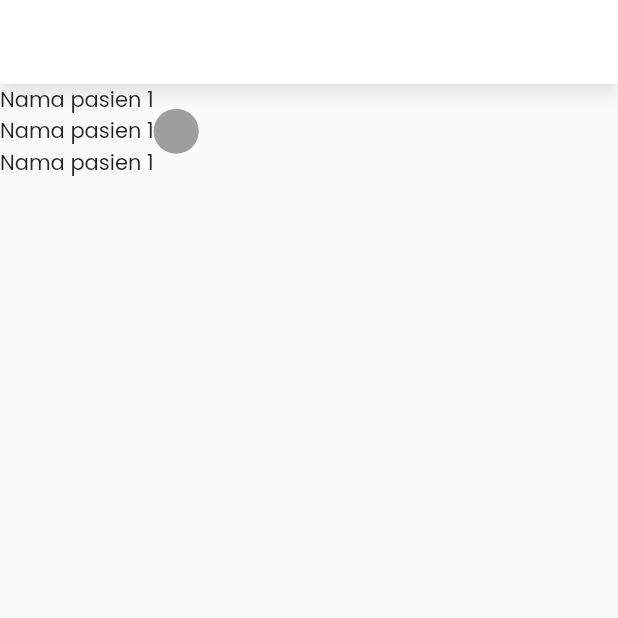
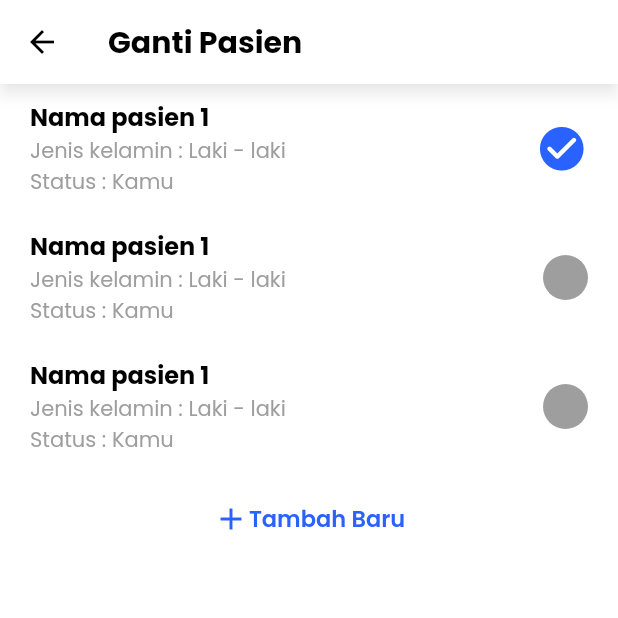
Before and after one commit to zanuarts/RS-TingkatAkhir, a Flutter app: the ChangePatient screen opened directly, on a phone screen of 412 x 824 dp, the top half of it. Run offline on Flutter 3.47's test engine with Material 2 defaults, Android fonts, the phone set to English and light mode, and no system bars; our stand-ins replace carousel_pro, flutter_datetime_picker, google_maps_flutter; missing offline and left inert: cupertino_radio_choice.

Commit message:
page  change patient done

```diff
--- a/lib/src/ui/pages/booking/page_change_patient.dart
+++ b/lib/src/ui/pages/booking/page_change_patient.dart
@@ -1,6 +1,6 @@
-import 'dart:html';
-
 import 'package:flutter/material.dart';
+import 'package:smkdev/src/constants/constant.dart';
+import 'package:smkdev/src/ui/components/dialog_form.dart';
 
 class ChangePatient extends StatefulWidget {
   @override
@@ -10,25 +10,95 @@ class ChangePatient extends StatefulWidget {
 class _ChangePatientState extends State<ChangePatient> {
   @override
   Widget build(BuildContext context) {
+    Size size = MediaQuery.of(context).size;
     return Scaffold(
+      backgroundColor: Colors.white,
       appBar: AppBar(
+        iconTheme: IconThemeData(color: Colors.black),
         backgroundColor: Colors.white,
         shadowColor: Colors.black38,
-        title: Text("Ganti Pasien"),
+        title: Text(
+          "Ganti Pasien",
+          style: TextStyle(color: Colors.black, fontWeight: FontWeight.bold),
+        ),
       ),
       body: ListView(
         children: [
-          Container(
+          PatientListItem(
+            selected: true,
+          ),
+          PatientListItem(
+            selected: false,
+          ),
+          PatientListItem(
+            selected: false,
+          ),
+          SizedBox(height: 20),
+          GestureDetector(
+            onTap: () {
+              showFormBooking(size, false, context, () {});
+            },
             child: Row(
+              mainAxisAlignment: MainAxisAlignment.center,
+              children: [
+                Icon(
+                  Icons.add,
+                  color: colorPrimary,
+                ),
+                Text(
+                  "Tambah Baru",
+                  style: TextStyle(
+                      color: colorPrimary,
+                      fontWeight: FontWeight.w600,
+                      fontSize: 15),
+                ),
+              ],
+            ),
+          ),
+        ],
+      ),
+    );
+  }
+}
+
+class PatientListItem extends StatelessWidget {
+  const PatientListItem({
+    Key key,
+    this.selected,
+  }) : super(key: key);
+  final bool selected;
+  @override
+  Widget build(BuildContext context) {
+    return Container(
+        padding: EdgeInsets.symmetric(vertical: 10, horizontal: 20),
+        child: Row(
+          mainAxisAlignment: MainAxisAlignment.spaceBetween,
           children: [
             Column(
+              crossAxisAlignment: CrossAxisAlignment.start,
               children: [
-                  Text("Nama pasien 1"),
-                  Text("Nama pasien 1"),
-                  Text("Nama pasien 1"),
+                Text("Nama pasien 1",
+                    style: TextStyle(
+                        color: Colors.black,
+                        fontWeight: FontWeight.bold,
+                        fontSize: 16)),
+                Text(
+                  "Jenis kelamin : Laki - laki",
+                  style: TextStyle(color: Colors.grey),
+                ),
+                Text(
+                  "Status : Kamu",
+                  style: TextStyle(color: Colors.grey),
+                ),
               ],
             ),
-              Container(
+            selected
+                ? Icon(
+                    Icons.check_circle_rounded,
+                    color: colorPrimary,
+                    size: 35,
+                  )
+                : Container(
                     width: 30,
                     height: 30,
                     decoration: BoxDecoration(
@@ -36,9 +106,6 @@ class _ChangePatientState extends State<ChangePatient> {
                         color: Colors.grey),
                   )
           ],
-          ))
-        ],
-      ),
-    );
+        ));
   }
 }
```
Also changed, not shown: 2 other files. Lines whose indentation alone changed are shown as unchanged.
